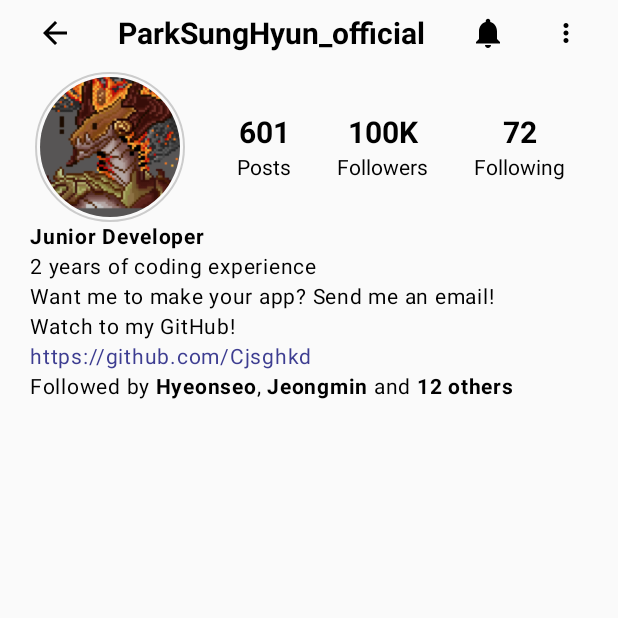
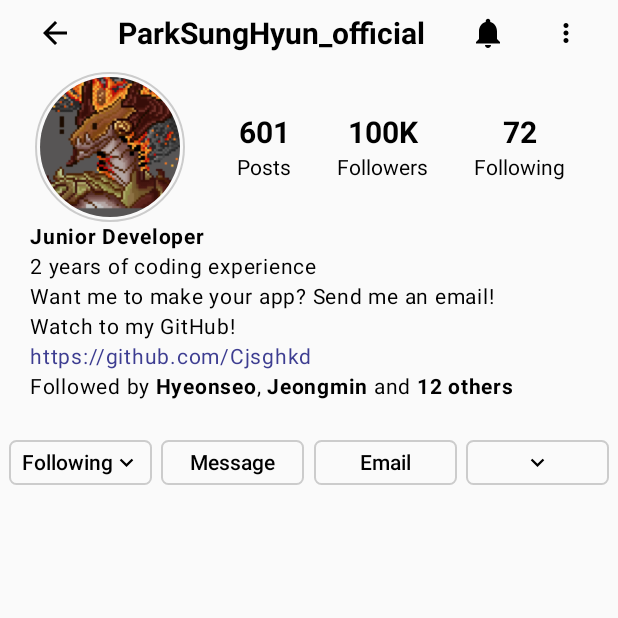
Before and after one commit to Cjsghkd/ComposePractice, an Android app built with Jetpack Compose: the screen it shows after launch (MainActivity), on a phone screen of 412 x 824 dp, the top half of it. Run offline under Robolectric (Android 15) with nearby library versions, the phone set to English and light mode, and no system bars; our stand-ins replace constraintlayout-compose.

Commit message:
Instagram Profile UI (ButtonSection)

```diff
--- a/app/src/main/java/com/example/composepractice/instagram/ProfileScreen.kt
+++ b/app/src/main/java/com/example/composepractice/instagram/ProfileScreen.kt
@@ -4,8 +4,10 @@ import androidx.compose.foundation.Image
 import androidx.compose.foundation.border
 import androidx.compose.foundation.layout.*
 import androidx.compose.foundation.shape.CircleShape
+import androidx.compose.foundation.shape.RoundedCornerShape
 import androidx.compose.material.icons.Icons
 import androidx.compose.material.icons.filled.ArrowBack
+import androidx.compose.material.icons.filled.KeyboardArrowDown
 import androidx.compose.material3.Icon
 import androidx.compose.material3.Text
 import androidx.compose.runtime.Composable
@@ -14,6 +16,7 @@ import androidx.compose.ui.Modifier
 import androidx.compose.ui.draw.clip
 import androidx.compose.ui.graphics.Color
 import androidx.compose.ui.graphics.painter.Painter
+import androidx.compose.ui.graphics.vector.ImageVector
 import androidx.compose.ui.res.painterResource
 import androidx.compose.ui.text.SpanStyle
 import androidx.compose.ui.text.buildAnnotatedString
@@ -29,6 +32,9 @@ fun ProfileScreen() {
             .padding(10.dp))
         Spacer(modifier = Modifier.height(4.dp))
         ProfileSection()
+        Spacer(modifier = Modifier.height(25.dp))
+        ButtonSection(modifier = Modifier.fillMaxWidth())
+        Spacer(modifier = Modifier.height(25.dp))
     }
 }
 
@@ -220,3 +226,75 @@ fun ProfileDescription(
         }
     }
 }
+
+@Composable
+fun ButtonSection(
+    modifier: Modifier = Modifier
+) {
+    val minWidth = 95.dp
+    val height = 30.dp
+    Row(
+        horizontalArrangement = Arrangement.SpaceEvenly,
+        modifier = modifier
+    ) {
+        ActionButton(
+            text = "Following",
+            icon = Icons.Default.KeyboardArrowDown,
+            modifier = Modifier
+                .defaultMinSize(minWidth = minWidth)
+                .height(height)
+        )
+        ActionButton(
+            text = "Message",
+            modifier = Modifier
+                .defaultMinSize(minWidth = minWidth)
+                .height(height)
+        )
+        ActionButton(
+            text = "Email",
+            modifier = Modifier
+                .defaultMinSize(minWidth = minWidth)
+                .height(height)
+        )
+        ActionButton(
+            icon = Icons.Default.KeyboardArrowDown,
+            modifier = Modifier
+                .defaultMinSize(minWidth = minWidth)
+                .height(height)
+        )
+    }
+}
+
+@Composable
+fun ActionButton(
+    modifier: Modifier = Modifier,
+    text: String? = null,
+    icon: ImageVector? = null
+) {
+    Row(
+        horizontalArrangement = Arrangement.Center,
+        verticalAlignment = Alignment.CenterVertically,
+        modifier = modifier
+            .border(
+                width = 1.dp,
+                color = Color.LightGray,
+                shape = RoundedCornerShape(5.dp)
+            )
+            .padding(6.dp)
+    ) {
+        if (text != null) {
+            Text(
+                text = text,
+                fontWeight = FontWeight.SemiBold,
+                fontSize = 14.sp
+            )
+        }
+        if (icon != null) {
+            Icon(
+                imageVector = icon,
+                contentDescription = null,
+                tint = Color.Black
+            )
+        }
+    }
+}
```
